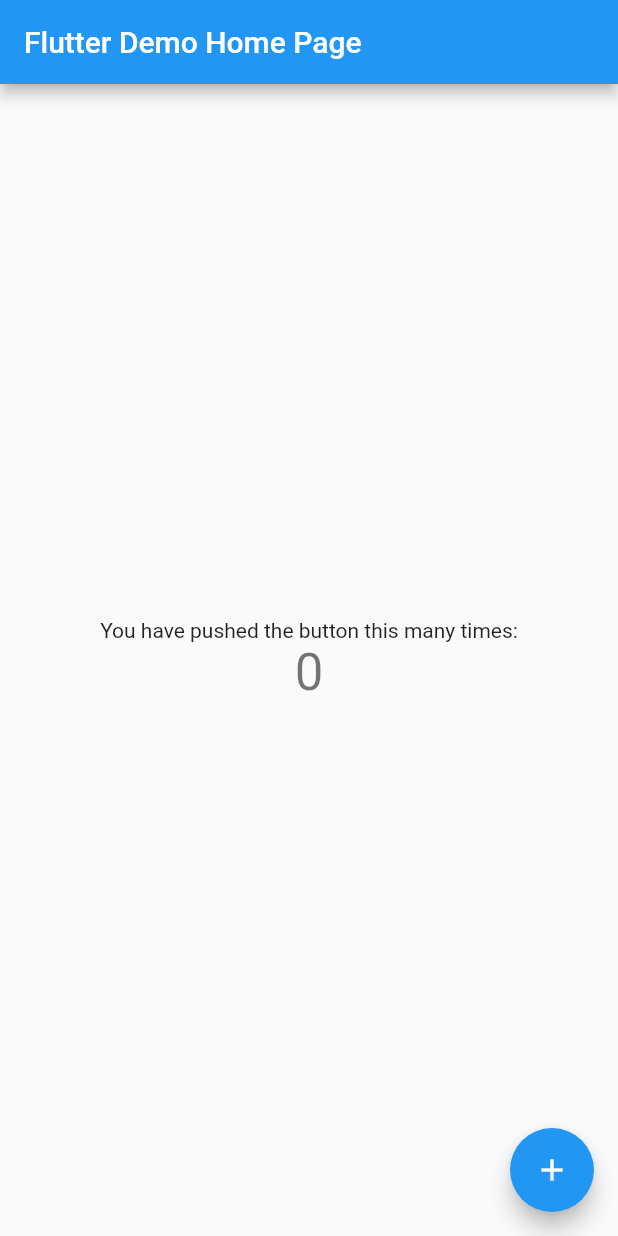
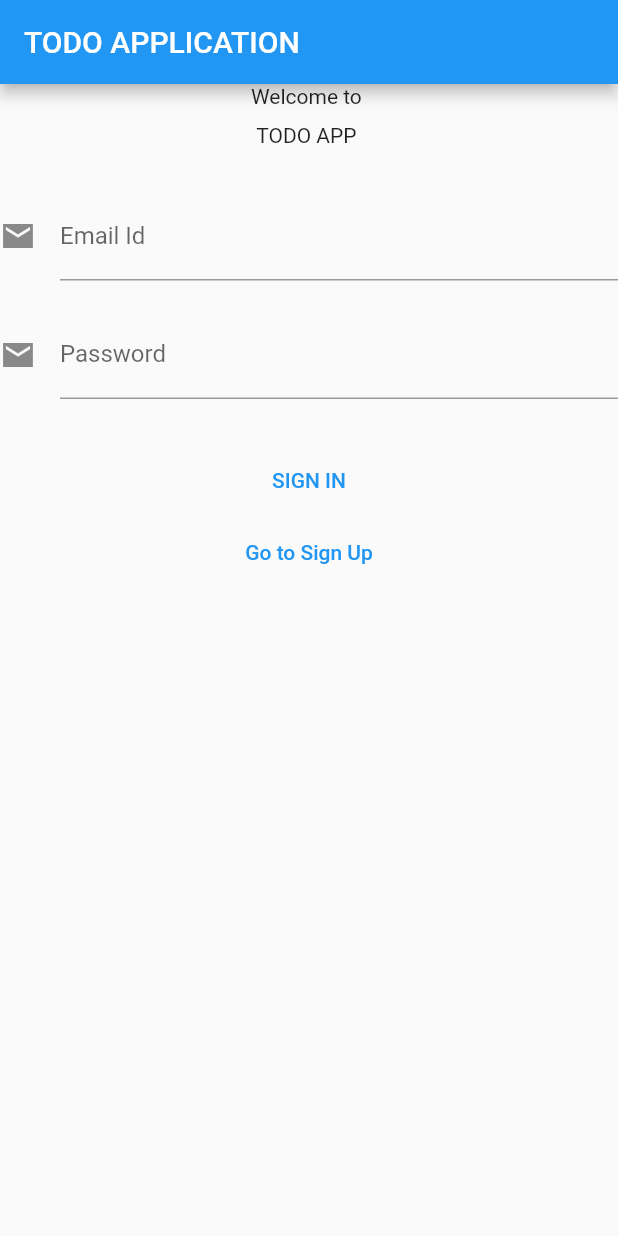
Before and after one commit to Somnium-Lab/todo_clean_architecture, a Flutter app: the screen it shows after launch, on a phone screen of 412 x 824 dp. Run offline on Flutter 3.47's test engine with Material 2 defaults, Android fonts, the phone set to English and light mode, and no system bars; our stand-ins replace firebase_auth, firebase_core, flutter_clean_architecture, get_it; accounts and stored records are empty.

Commit message:
clean basic complete

```diff
--- a/lib/app/authentication/presentation/sign-in/view/mobile/sign-in-init-mobile-view.dart
+++ b/lib/app/authentication/presentation/sign-in/view/mobile/sign-in-init-mobile-view.dart
@@ -1,41 +1,37 @@
 import 'package:flutter/material.dart';
+import 'package:todo_clean_architecture/app/authentication/presentation/sign-in/sign-in-controller.dart';
+import 'package:todo_clean_architecture/app/authentication/presentation/sign-in/view/widget/sign-in-content-body.dart';
 
-class SignInInitMobileView extends StatelessWidget {
+class SignInInitMobileView extends StatefulWidget {
+  final SignInController signInController;
+
+  const SignInInitMobileView({Key? key, required this.signInController})
+      : super(key: key);
+
+  SignInInitMobileViewState createState() => SignInInitMobileViewState();
+}
+
+class SignInInitMobileViewState extends State<SignInInitMobileView> {
+  late TextEditingController emailTextController;
+  late TextEditingController passwordTextController;
+
+  @override
+  void initState() {
+    emailTextController = new TextEditingController();
+    passwordTextController = new TextEditingController();
+    super.initState();
+  }
+
   @override
   Widget build(BuildContext context) {
     return Center(
       child: Scaffold(
         appBar: AppBar(title: Text("TODO APPLICATION")),
         body: Container(
-          child: Column(
-            children: [
-              Text("Welcome to "),
-              SizedBox(
-                height: 10,
-              ),
-              Text("TODO APP "),
-              SizedBox(
-                height: 30,
-              ),
-              TextFormField(
-                decoration: const InputDecoration(
-                  icon: Icon(Icons.email_sharp),
-                  hintText: "abc@gmail.com",
-                  labelText: "Email Id",
-                ),
-              ),
-              SizedBox(height: 20),
-              TextFormField(
-                decoration: const InputDecoration(
-                  icon: Icon(Icons.email_sharp),
-                  labelText: "Password",
-                ),
-              ),
-              SizedBox(
-                height: 30,
-              ),
-              TextButton(onPressed: () {}, child: Text("SIGN IN"))
-            ],
+          child: SignInContentBody(
+            emailTextController: emailTextController,
+            passwordTextController: passwordTextController,
+            signInController: widget.signInController,
           ),
         ),
       ),
--- a/lib/app/authentication/presentation/sign-in/view/sign-in-view.dart
+++ b/lib/app/authentication/presentation/sign-in/view/sign-in-view.dart
@@ -29,13 +29,17 @@ class SignInViewState
 
         switch (currentStateType) {
           case SignInInitState:
-            return SignInInitMobileView();
+            return SignInInitMobileView(
+              signInController: controller,
+            );
 
           case SignInLoadingState:
-            return SignInLoadingMobileView();
+            return SignInLoadingMobileView(signInController: controller,);
 
           case SignInErrorState:
-            return SignInErrorMobileView();
+            return SignInErrorMobileView(
+              signInController: controller,
+            );
 
           default:
             throw Exception("Unknown state $currentStateType : SignInView");
--- /dev/null
+++ b/lib/app/authentication/presentation/sign-in/view/widget/sign-in-content-body.dart
@@ -0,0 +1,67 @@
+import 'package:flutter/material.dart';
+import 'package:todo_clean_architecture/app/authentication/presentation/sign-in/sign-in-controller.dart';
+
+class SignInContentBody extends StatelessWidget {
+  const SignInContentBody(
+      {Key? key,
+      required this.emailTextController,
+      required this.passwordTextController,
+      required this.signInController})
+      : super(key: key);
+
+  final TextEditingController emailTextController;
+  final TextEditingController passwordTextController;
+  final SignInController signInController;
+  @override
+  Widget build(BuildContext context) {
+    return Column(
+      children: [
+        Text("Welcome to "),
+        SizedBox(
+          height: 10,
+        ),
+        Text("TODO APP "),
+        SizedBox(
+          height: 30,
+        ),
+        TextFormField(
+          controller: emailTextController,
+          decoration: const InputDecoration(
+            icon: Icon(Icons.email_sharp),
+            hintText: "abc@gmail.com",
+            labelText: "Email Id",
+          ),
+        ),
+        SizedBox(height: 20),
+        TextFormField(
+          controller: passwordTextController,
+          decoration: const InputDecoration(
+            icon: Icon(Icons.email_sharp),
+            labelText: "Password",
+          ),
+        ),
+        SizedBox(
+          height: 30,
+        ),
+        TextButton(
+          onPressed: () {
+            if (emailTextController.text.isNotEmpty ||
+                passwordTextController.text.isNotEmpty) {
+              signInController.userSignIn(
+                email: emailTextController.text,
+                password: passwordTextController.text,
+              );
+            }
+          },
+          child: Text("SIGN IN"),
+        ),
+        TextButton(
+          onPressed: () {
+            signInController.navigateToSignUp();
+          },
+          child: Text("Go to Sign Up"),
+        ),
+      ],
+    );
+  }
+}
--- a/lib/app/authentication/presentation/sign-up/sign-up-controller.dart
+++ b/lib/app/authentication/presentation/sign-up/sign-up-controller.dart
@@ -36,7 +36,9 @@ class SignUpController extends Controller {
   }
 
   void userSignUp({required String email, required String password}) {
-    _signUpPresenter.userSignUpStatus(
+    _signUpStateMachine.onEvent(SignUpClickEvent());
+    refreshUI();
+    _signUpPresenter.checkUserIsSignUpStatus(
         new UseCaseObserver(
           () {
             _navigationService.navigateTo(
--- a/lib/app/authentication/presentation/sign-up/sign-up-presenter.dart
+++ b/lib/app/authentication/presentation/sign-up/sign-up-presenter.dart
@@ -12,11 +12,7 @@ class SignUpPresenter implements Presenter {
     _userSignUpUsecase.dispose();
   }
 
-  void checkUserIsSignUpStatus(UseCaseObserver observer) {
-    _userSignUpUsecase.execute(observer);
-  }
-
-  void userSignUpStatus(
+  void checkUserIsSignUpStatus(
     UseCaseObserver observer, {
     required String email,
     required String password,
--- a/lib/app/authentication/presentation/splash-screen/splash-screen-controller.dart
+++ b/lib/app/authentication/presentation/splash-screen/splash-screen-controller.dart
@@ -47,7 +47,8 @@ class SplashScreenController extends Controller {
             _navigationService.navigateTo(NavigationService.homePageRoute,
                 shouldReplace: true);
           } else {
-            _navigationService.navigateTo(NavigationService.signInPageRoute);
+            _navigationService.navigateTo(NavigationService.signInPageRoute,
+                shouldReplace: true);
           }
         },
       ),
--- a/lib/app/authentication/presentation/splash-screen/view/splash-screen-view.dart
+++ b/lib/app/authentication/presentation/splash-screen/view/splash-screen-view.dart
@@ -1,8 +1,9 @@
 import 'package:flutter/material.dart';
 import 'package:flutter_clean_architecture/flutter_clean_architecture.dart';
+import 'package:todo_clean_architecture/app/authentication/presentation/splash-screen/view/widgets/splash-screen-widget.dart';
 import 'package:todo_clean_architecture/app/authentication/presentation/splash-screen/splash-screen-controller.dart';
 import 'package:todo_clean_architecture/app/authentication/presentation/splash-screen/splash-screen-state-machine.dart';
-import 'package:todo_clean_architecture/app/authentication/presentation/splash-screen/view/widget/splash-screen-widget.dart';
+
 
 class SplashScreenView extends View {
   @override
--- a/lib/app/authentication/presentation/splash-screen/view/widget/splash-screen-widget.dart
+++ b/lib/app/authentication/presentation/splash-screen/view/widgets/splash-screen-widget.dart
@@ -9,6 +9,7 @@ class SplashScreenWidget extends StatelessWidget {
 
   @override
   Widget build(BuildContext context) {
+    splashScreenController.checkUserIsSign();
     return Scaffold(
       body: Center(
         child: Icon(Icons.ac_unit),
--- a/lib/app/navigation-service.dart
+++ b/lib/app/navigation-service.dart
@@ -1,5 +1,6 @@
 import 'package:flutter/material.dart';
 import 'package:todo_clean_architecture/app/authentication/presentation/sign-in/view/sign-in-view.dart';
+import 'package:todo_clean_architecture/app/authentication/presentation/sign-up/view/sign-up-view.dart';
 import 'package:todo_clean_architecture/main.dart';
 
 class NavigationService {
@@ -7,6 +8,7 @@ class NavigationService {
 
   static const String homePageRoute = "/home-page";
   static const String signInPageRoute = "/sign-in-page";
+  static const String signUpPageRoute = "/sign-up-page";
 
   static Route<dynamic> generateRoute(RouteSettings settings) {
     switch (settings.name) {
@@ -23,6 +25,14 @@ class NavigationService {
           builder: (_) => SignInView(),
           settings: RouteSettings(
             name: NavigationService.signInPageRoute,
+          ),
+        );
+
+      case signUpPageRoute:
+        return MaterialPageRoute(
+          builder: (_) => SignUpView(),
+          settings: RouteSettings(
+            name: NavigationService.signUpPageRoute,
           ),
         );
 
--- a/lib/main.dart
+++ b/lib/main.dart
@@ -1,5 +1,6 @@
 import 'package:firebase_core/firebase_core.dart';
 import 'package:flutter/material.dart';
+import 'package:todo_clean_architecture/app/authentication/presentation/splash-screen/view/splash-screen-view.dart';
 import 'package:todo_clean_architecture/app/navigation-service.dart';
 import 'package:todo_clean_architecture/injection-container.dart' as di;
 
@@ -49,7 +50,8 @@ class SomethingWentWrong extends StatelessWidget {
 class MyAwesomeApp extends StatelessWidget {
   @override
   Widget build(BuildContext context) {
-    return MyHomePage(title: 'Flutter Demo Home Page');
+    //return MyHomePage(title: 'Flutter Demo Home Page');
+    return SplashScreenView();
   }
 }
 
@@ -74,6 +76,7 @@ class MyApp extends StatelessWidget {
         primarySwatch: Colors.blue,
       ),
       navigatorKey: di.serviceLocator<NavigationService>().navigatorKey,
+      onGenerateRoute: NavigationService.generateRoute,
       //home: MyHomePage(title: 'Flutter Demo Home Page'),
       home: App(),
     );
@@ -81,9 +84,7 @@ class MyApp extends StatelessWidget {
 }
 
 class MyHomePage extends StatefulWidget {
-  MyHomePage({Key? key, this.title}) : super(key: key);
-
-  final String? title;
+  MyHomePage({Key? key}) : super(key: key);
 
   @override
   _MyHomePageState createState() => _MyHomePageState();
@@ -102,7 +103,7 @@ class _MyHomePageState extends State<MyHomePage> {
   Widget build(BuildContext context) {
     return Scaffold(
       appBar: AppBar(
-        title: Text(widget.title!),
+        title: Text("Home"),
       ),
       body: Center(
         child: Column(
```
Also changed, not shown: lib/app/authentication/presentation/sign-in/sign-in-controller.dart (+10 -0 lines), lib/app/authentication/presentation/sign-in/view/mobile/sign-in-error-mobile-view.dart (+27 -26 lines), lib/app/authentication/presentation/sign-in/view/mobile/sign-in-loading-mobile-view.dart (+11 -8 lines), lib/app/authentication/presentation/sign-up/view/mobile/sign-up-error-mobile-view.dart (+27 -26 lines), lib/app/authentication/presentation/sign-up/view/mobile/sign-up-init-mobile-view.dart (+27 -30 lines), lib/app/authentication/presentation/sign-up/view/mobile/sign-up-loading-mobile-view.dart (+8 -2 lines), lib/app/authentication/presentation/sign-up/view/sign-up-view.dart (+12 -2 lines), lib/app/authentication/presentation/sign-up/view/widget/sign-up-content-body.dart (added, +64 -0 lines), lib/app/authentication/presentation/sign-in/sign-in-presenter.dart (indentation only), pubspec.lock.
